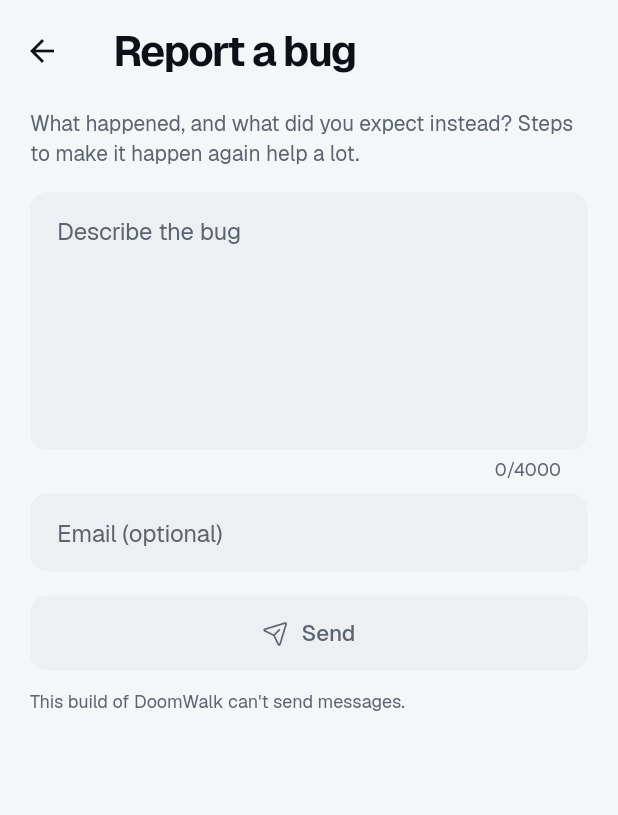
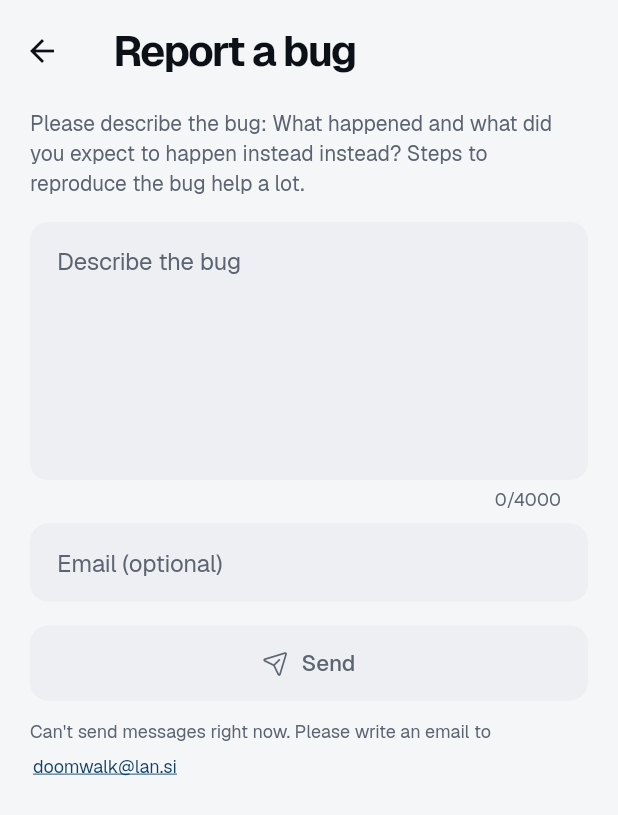
Before and after one commit to lebaaar/doomwalk, a Flutter app: the AppInfoScreen screen opened directly, after a tap on "Report a bug", on a phone screen of 412 x 824 dp. Shown: the top 815 px of the screen. Run offline on Flutter 3.47's test engine with Material 3 defaults, Android fonts, the phone set to English and light mode, and no system bars; our stand-ins replace device_info_plus, flutter_riverpod, package_info_plus, pedometer, permission_handler, share_plus and 1 more; missing offline and left inert: home_widget, in_app_update; accounts and stored records are empty; project files that could hold a hidden picture were left out.

Commit message:
improve contact options

```diff
--- a/lib/ui/app_info_screen.dart
+++ b/lib/ui/app_info_screen.dart
@@ -14,6 +14,7 @@ const playStoreUrl =
     'https://play.google.com/store/apps/details?id=com.lebaaar.doomwalk';
 const sourceCodeUrl = 'https://github.com/lebaaar/doomwalk';
 const kofiUrl = 'https://ko-fi.com/lebaaar';
+const contactEmail = 'doomwalk@lan.si';
 
 enum UpdateStatus { checking, available, none }
 
@@ -48,12 +49,16 @@ class AppInfoScreen extends StatefulWidget {
     super.key,
     this.checkForUpdate = playUpdateCheck,
     this.minimumCheck = const Duration(seconds: 1),
+    this.diagnostics,
   });
 
   final UpdateCheck checkForUpdate;
 
   /// The spinner stays at least this long, so a fast answer doesn't flash past
   final Duration minimumCheck;
+
+  /// App state attached to bug reports, read when the report is sent
+  final Future<Map<String, String>> Function()? diagnostics;
 
   @override
   State<AppInfoScreen> createState() => _AppInfoScreenState();
@@ -100,7 +105,10 @@ class _AppInfoScreenState extends State<AppInfoScreen> {
     return Scaffold(
       appBar: AppBar(),
       body: ListView(
-        padding: const EdgeInsets.only(bottom: 32),
+        // Clears the system navigation bar; settings gets this from the tab bar
+        padding: EdgeInsets.only(
+          bottom: 24 + MediaQuery.paddingOf(context).bottom,
+        ),
         children: [
           const SizedBox(height: 8),
           Center(
@@ -135,39 +143,45 @@ class _AppInfoScreenState extends State<AppInfoScreen> {
             },
           ),
           const SizedBox(height: 12),
-          const _Heading('About'),
+          const SectionTitle('About'),
           Padding(
             padding: const EdgeInsets.symmetric(horizontal: Gaps.margin + 4),
             child: Text(
               'DoomWalk makes you walk before you can doomscroll. It measures how far you '
               'scroll in social and video apps, in actual metres, and only lets you scroll as '
-              'far as you have walked. No ads, no account, no hidden subscriptions.',
+              'far as you have walked. It never collects any personal data about you and contains no ads.',
               style: t.bodyLarge?.copyWith(height: 1.45),
             ),
           ),
-          const _Heading('Support'),
-          _LinkCard(
+          const SectionTitle('Support'),
+          TileGroup(
+            dividerIndent: 64,
+            children: [
+              _LinkRow(
                 icon: Ph.envelopeSimple,
                 title: 'Contact developer',
                 subtitle: 'Have questions or suggestions?',
                 onTap: () => _openForm(context, FeedbackKind.contact),
               ),
-          const SizedBox(height: Gaps.card),
-          _LinkCard(
+              _LinkRow(
                 icon: Ph.bug,
                 title: 'Report a bug',
                 subtitle: 'Help improve the app',
                 onTap: () => _openForm(context, FeedbackKind.bug),
               ),
-          const _Heading('Development'),
-          _LinkCard(
+            ],
+          ),
+          const SectionTitle('Development'),
+          TileGroup(
+            dividerIndent: 64,
+            children: [
+              _LinkRow(
                 icon: Ph.code,
                 title: 'View source code',
                 subtitle: 'Open GitHub',
                 onTap: () => openExternal(context, sourceCodeUrl),
               ),
-          const SizedBox(height: Gaps.card),
-          _LinkCard(
+              _LinkRow(
                 icon: PhFill.heart,
                 title: 'Buy me a Ko-fi ☕',
                 subtitle: 'Support the development',
@@ -176,13 +190,18 @@ class _AppInfoScreenState extends State<AppInfoScreen> {
               ),
             ],
           ),
+        ],
+      ),
     );
   }
 
   void _openForm(BuildContext context, FeedbackKind kind) {
-    Navigator.of(
-      context,
-    ).push(MaterialPageRoute<void>(builder: (_) => FeedbackScreen(kind: kind)));
+    Navigator.of(context).push(
+      MaterialPageRoute<void>(
+        builder: (_) =>
+            FeedbackScreen(kind: kind, diagnostics: widget.diagnostics),
+      ),
+    );
   }
 }
 
@@ -295,22 +314,8 @@ class _InlineLink extends StatelessWidget {
   );
 }
 
-class _Heading extends StatelessWidget {
-  const _Heading(this.text);
-  final String text;
-
-  @override
-  Widget build(BuildContext context) => Padding(
-    padding: const EdgeInsets.fromLTRB(Gaps.margin + 4, 28, Gaps.margin, 12),
-    child: Semantics(
-      header: true,
-      child: Text(text, style: Theme.of(context).textTheme.titleLarge),
-    ),
-  );
-}
-
-class _LinkCard extends StatelessWidget {
-  const _LinkCard({
+class _LinkRow extends StatelessWidget {
+  const _LinkRow({
     required this.icon,
     required this.title,
     required this.subtitle,
@@ -323,44 +328,39 @@ class _LinkCard extends StatelessWidget {
   final String subtitle;
   final VoidCallback onTap;
 
-  /// Accent title, icon and arrow, for the Ko-fi card
+  /// Accent title, icon and arrow, for the Ko-fi row
   final bool highlight;
 
   @override
   Widget build(BuildContext context) {
     final col = context.colors;
-    return Padding(
-      padding: const EdgeInsets.symmetric(horizontal: Gaps.margin),
-      child: Card(
-        clipBehavior: Clip.antiAlias,
-        child: ListTile(
-          contentPadding: const EdgeInsets.fromLTRB(16, 8, 16, 8),
-          leading: IconBadge(
-            icon: icon,
-            size: 40,
-            foreground: highlight ? col.accent : null,
-          ),
+    return ListTile(
+      leading: IconBadge(icon: icon, foreground: highlight ? col.accent : null),
       title: Text(
         title,
         style: highlight ? TextStyle(color: col.accent) : null,
       ),
       subtitle: Text(subtitle),
       trailing: Icon(
-            Ph.arrowRight,
-            size: 20,
+        Ph.caretRight,
+        size: 18,
         color: highlight ? col.accent : col.muted,
       ),
       onTap: onTap,
-        ),
-      ),
     );
   }
 }
 
 class FeedbackScreen extends StatefulWidget {
-  const FeedbackScreen({super.key, required this.kind, this.sender});
+  const FeedbackScreen({
+    super.key,
+    required this.kind,
+    this.sender,
+    this.diagnostics,
+  });
 
   final FeedbackKind kind;
+  final Future<Map<String, String>> Function()? diagnostics;
   final FeedbackSender? sender;
 
   @override
@@ -398,6 +398,13 @@ class _FeedbackScreenState extends State<FeedbackScreen> {
         message: _message.text,
         replyTo: _reply.text,
         appVersion: '${i.version}+${i.buildNumber}',
+        diagnostics: _bug
+            ? {
+                if (i.installerStore != null)
+                  'Installed from': i.installerStore!,
+                ...?await widget.diagnostics?.call(),
+              }
+            : const {},
       );
       if (!mounted) return;
       Navigator.of(context).pop();
@@ -432,8 +439,8 @@ class _FeedbackScreenState extends State<FeedbackScreen> {
         children: [
           Text(
             _bug
-                ? 'What happened, and what did you expect instead? Steps to make it happen again help a lot.'
-                : 'Questions, ideas or anything else. Leave your email if you want an answer.',
+                ? 'Please describe the bug: What happened and what did you expect to happen instead instead? Steps to reproduce the bug help a lot.'
+                : 'Submit questions, ideas or anything else to help improve DoomWalk. Leave your email if you want an answer.',
             style: t.bodyMedium?.copyWith(color: col.muted),
           ),
           const SizedBox(height: 16),
@@ -476,12 +483,28 @@ class _FeedbackScreenState extends State<FeedbackScreen> {
             label: Text(_sending ? 'Sending' : 'Send'),
           ),
           const SizedBox(height: 12),
+          if (configured)
             Text(
-            configured
-                ? 'Sent to the developer along with the app and Android version. Nothing else '
-                      'from this phone is included.'
-                : 'This build of DoomWalk can\'t send messages.',
+              _bug
+                  ? 'Sent to the developer along with the app version, phone model, Android version and whether DoomWalk\'s permissions and background service are working. No personal information is included.'
+                  : 'Sent to the developer along with the app and Android version. No personal information is included.',
               style: t.bodySmall,
+            )
+          else
+            Wrap(
+              crossAxisAlignment: WrapCrossAlignment.center,
+              children: [
+                Text(
+                  'Can\'t send messages right now. Please write an email to ',
+                  style: t.bodySmall,
+                ),
+                _InlineLink(
+                  label: contactEmail,
+                  color: col.accent,
+                  style: t.bodySmall,
+                  onTap: () => openExternal(context, 'mailto:$contactEmail'),
+                ),
+              ],
             ),
         ],
       ),
--- a/lib/ui/settings_screen.dart
+++ b/lib/ui/settings_screen.dart
@@ -6,6 +6,7 @@ import '../core/scroll_wallet.dart';
 import '../core/presets.dart';
 import '../core/units.dart';
 import '../services/controller.dart';
+import '../services/feedback.dart';
 import '../services/native_bridge.dart';
 import 'app_info_screen.dart';
 import 'icons.dart';
@@ -177,11 +178,11 @@ class SettingsScreen extends ConsumerWidget {
               subtitle: 'Your data stays on this phone',
               page: _PrivacyPage(),
             ),
-            const _NavTile(
+            _NavTile(
               icon: Ph.info,
               title: 'App info',
               subtitle: 'About, version, updates and contact',
-              page: AppInfoScreen(),
+              page: AppInfoScreen(diagnostics: () async => appDiagnostics(c)),
             ),
           ],
         ),
--- a/pubspec.yaml
+++ b/pubspec.yaml
@@ -47,6 +47,7 @@ dependencies:
   http: ^1.6.0
   in_app_update: ^5.0.0
   url_launcher: ^6.3.3
+  device_info_plus: ^13.3.0
 dev_dependencies:
   flutter_test:
     sdk: flutter
```
Also changed, not shown: lib/services/feedback.dart (+66 -3 lines), pubspec.lock, 1 other file. Lines whose indentation alone changed are shown as unchanged.
